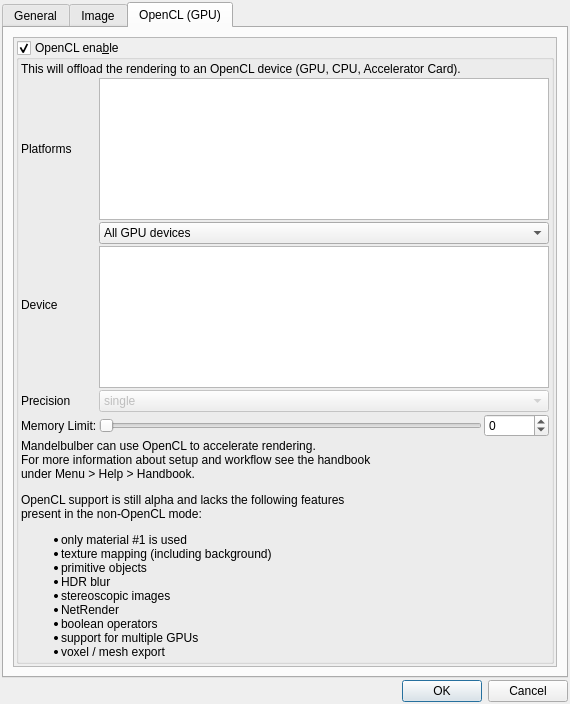
Above: mandelbulber2/qt/preferences_dialog.ui from buddhi1980/mandelbulber2 before the change. Below: the same form after it.
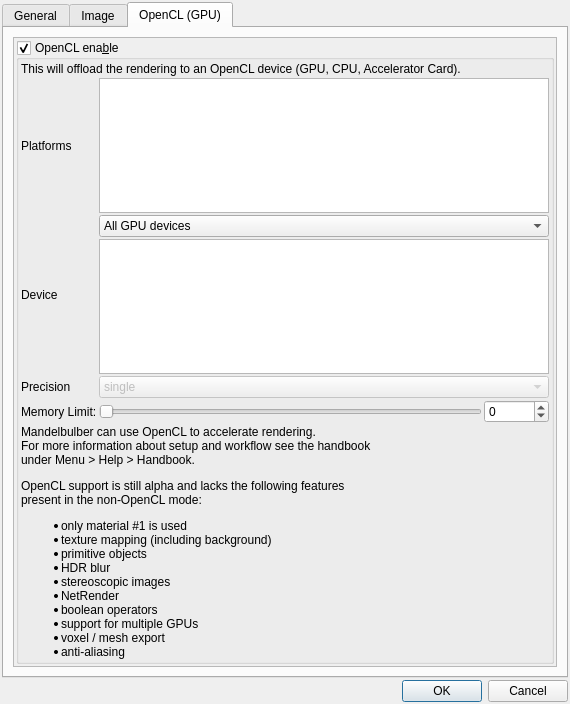
That is the form after the change. The open tabs and pages were chosen to show the change. Icons and pictures are not drawn. Custom widgets are drawn as their Qt base class.

Commit message: Added info about missing anti-aliasing in Preferences dialog. Small correction in NEWS

```diff
--- a/mandelbulber2/qt/preferences_dialog.ui
+++ b/mandelbulber2/qt/preferences_dialog.ui
@@ -959,8 +959,8 @@
            <rect>
             <x>0</x>
             <y>0</y>
-            <width>434</width>
-            <height>527</height>
+            <width>546</width>
+            <height>628</height>
            </rect>
           </property>
           <layout class="QVBoxLayout" name="verticalLayout_OpenCL">
@@ -1159,7 +1159,18 @@
               <item>
                <widget class="QLabel" name="label_explanation_opencl_missing_features">
                 <property name="text">
-                 <string>&lt;html&gt;&lt;head/&gt;&lt;body&gt;&lt;p&gt;Mandelbulber can use OpenCL to accelerate rendering.&lt;br/&gt;For more information about setup and workflow see the handbook&lt;br/&gt;under Menu &amp;gt; Help &amp;gt; Handbook.&lt;/p&gt;&lt;p&gt;OpenCL support is still alpha and lacks the following features&lt;br/&gt;present in the non-OpenCL mode:&lt;ul&gt;&lt;li&gt;only material #1 is used&lt;/li&gt;&lt;li&gt;texture mapping (including background)&lt;/li&gt;&lt;li&gt;primitive objects&lt;/li&gt;&lt;li&gt;HDR blur&lt;/li&gt;&lt;li&gt;stereoscopic images&lt;/li&gt;&lt;li&gt;NetRender&lt;/li&gt;&lt;li&gt;boolean operators&lt;/li&gt;&lt;li&gt;support for multiple GPUs&lt;/li&gt;&lt;li&gt;voxel / mesh export&lt;/li&gt;&lt;/ul&gt;&lt;/p&gt;&lt;/body&gt;&lt;/html&gt;</string>
+                 <string>&lt;html&gt;&lt;head/&gt;&lt;body&gt;&lt;p&gt;Mandelbulber can use OpenCL to accelerate rendering.&lt;br/&gt;For more information about setup and workflow see the handbook&lt;br/&gt;under Menu &amp;gt; Help &amp;gt; Handbook.&lt;/p&gt;&lt;p&gt;OpenCL support is still alpha and lacks the following features&lt;br/&gt;present in the non-OpenCL mode:&lt;/p&gt;&lt;ul style=&quot;margin-top: 0px; margin-bottom: 0px; margin-left: 0px; margin-right: 0px; -qt-list-indent: 1;&quot;&gt;
+&lt;li style=&quot; margin-top:12px; margin-bottom:0px; margin-left:0px; margin-right:0px; -qt-block-indent:0; text-indent:0px;&quot;&gt;only material #1 is used&lt;/li&gt;
+&lt;li style=&quot; margin-top:0px; margin-bottom:0px; margin-left:0px; margin-right:0px; -qt-block-indent:0; text-indent:0px;&quot;&gt;texture mapping (including background)&lt;/li&gt;
+&lt;li style=&quot; margin-top:0px; margin-bottom:0px; margin-left:0px; margin-right:0px; -qt-block-indent:0; text-indent:0px;&quot;&gt;primitive objects&lt;/li&gt;
+&lt;li style=&quot; margin-top:0px; margin-bottom:0px; margin-left:0px; margin-right:0px; -qt-block-indent:0; text-indent:0px;&quot;&gt;HDR blur&lt;/li&gt;
+&lt;li style=&quot; margin-top:0px; margin-bottom:0px; margin-left:0px; margin-right:0px; -qt-block-indent:0; text-indent:0px;&quot;&gt;stereoscopic images&lt;/li&gt;
+&lt;li style=&quot; margin-top:0px; margin-bottom:0px; margin-left:0px; margin-right:0px; -qt-block-indent:0; text-indent:0px;&quot;&gt;NetRender&lt;/li&gt;
+&lt;li style=&quot; margin-top:0px; margin-bottom:0px; margin-left:0px; margin-right:0px; -qt-block-indent:0; text-indent:0px;&quot;&gt;boolean operators&lt;/li&gt;
+&lt;li style=&quot; margin-top:0px; margin-bottom:0px; margin-left:0px; margin-right:0px; -qt-block-indent:0; text-indent:0px;&quot;&gt;support for multiple GPUs&lt;/li&gt;
+&lt;li style=&quot; margin-top:0px; margin-bottom:0px; margin-left:0px; margin-right:0px; -qt-block-indent:0; text-indent:0px;&quot;&gt;voxel / mesh export&lt;/li&gt;
+&lt;li style=&quot; margin-top:0px; margin-bottom:0px; margin-left:0px; margin-right:0px; -qt-block-indent:0; text-indent:0px;&quot;&gt;anti-aliasing&lt;/li&gt;
+&lt;/ul&gt;&lt;/body&gt;&lt;/html&gt;</string>
                 </property>
                </widget>
               </item>
```
The commit also changes 1 other file.
